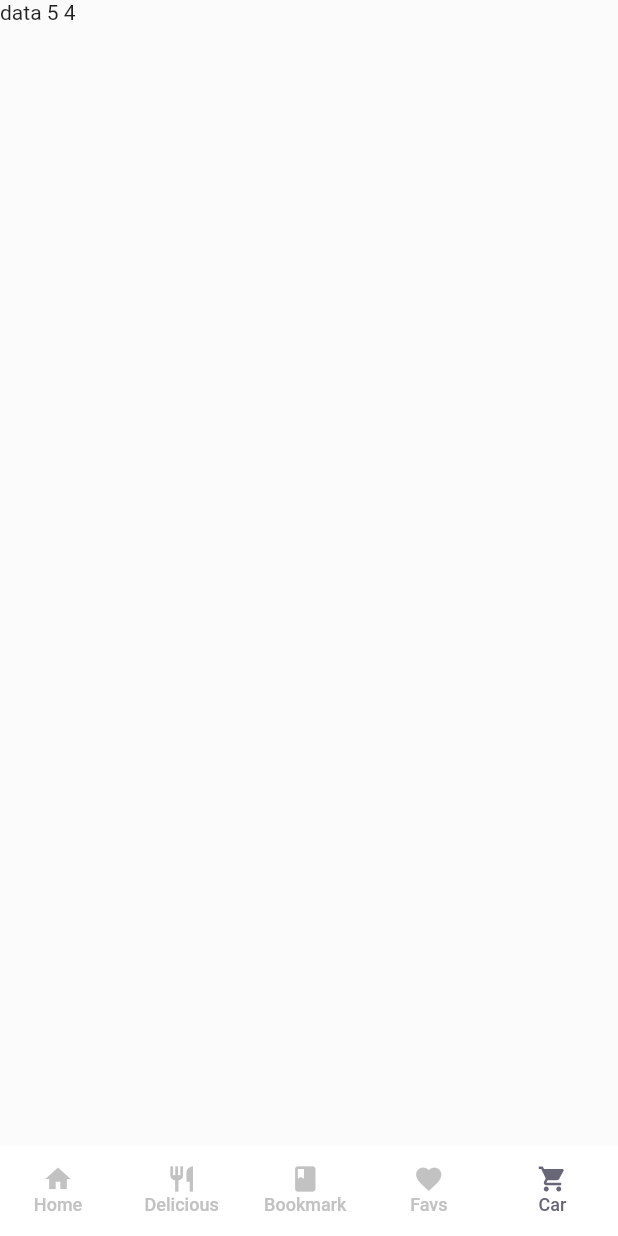
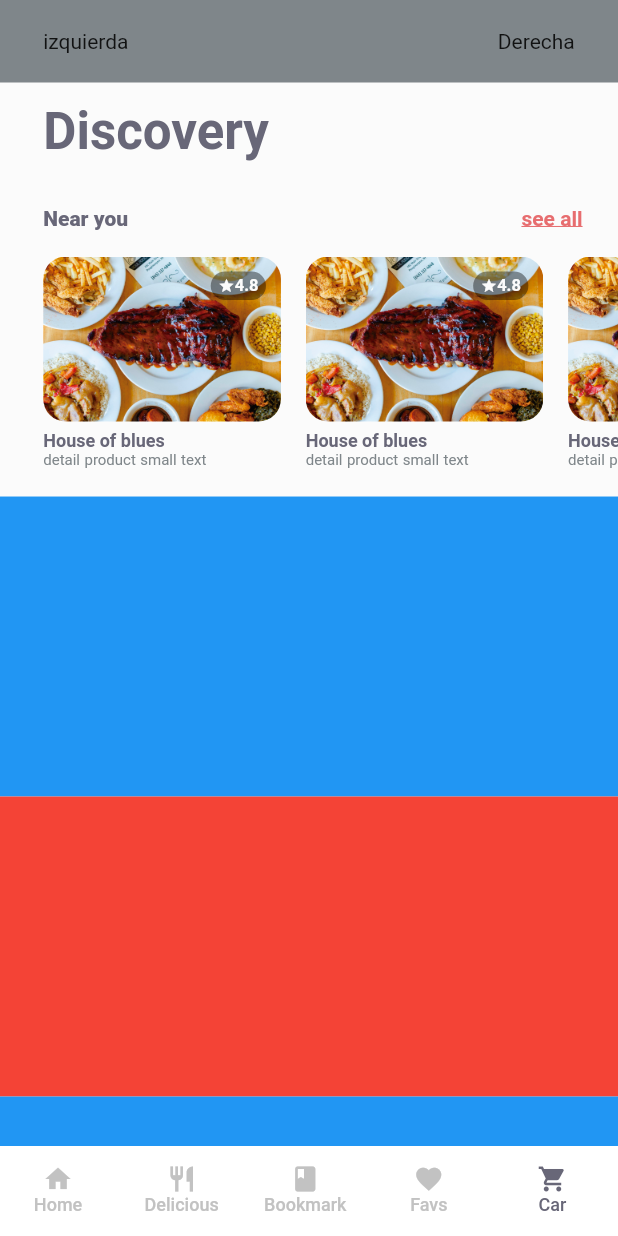
Before and after one commit to DalexisValencia/Fifth-test-app_Restaurants, a Flutter app: the screen it shows after launch, item 5 of the bottom bar chosen, on a phone screen of 412 x 824 dp. Run offline on Flutter 3.47's test engine with Material 2 defaults, Android fonts, the phone set to English and light mode, and no system bars.

Commit message:
'near you' en la sección 'Discovery

```diff
--- /dev/null
+++ b/lib/screens/disscover.dart
@@ -0,0 +1,247 @@
+import 'package:flutter/material.dart';
+
+class DiscoverScaffold extends StatefulWidget {
+  @override
+  _DiscoverScaffoldState createState() => _DiscoverScaffoldState();
+}
+
+class _DiscoverScaffoldState extends State<DiscoverScaffold> {
+  double heightAppBar = 55;
+
+  Widget _screenTitle() {
+    return Container(
+      width: MediaQuery.of(context).size.width,
+      padding: EdgeInsets.only(
+        top: MediaQuery.of(context).size.height * 0.015,
+        left: MediaQuery.of(context).size.width * 0.07,
+        right: MediaQuery.of(context).size.width * 0.07,
+        bottom: MediaQuery.of(context).size.height * 0.015,
+      ),
+      child: Text(
+        "Discovery",
+        textAlign: TextAlign.left,
+        style: Theme.of(context).textTheme.headline4.copyWith(
+            color: Theme.of(context).primaryColorDark,
+            fontWeight: FontWeight.w600),
+      ),
+    );
+  }
+
+  Widget _nearYouContainer() {
+    return NearYou();
+  }
+
+  @override
+  Widget build(BuildContext context) {
+    return SafeArea(
+      child: Container(
+        height: MediaQuery.of(context).size.height,
+        width: MediaQuery.of(context).size.width,
+        child: Stack(
+          children: <Widget>[
+            Container(
+                padding: EdgeInsets.only(top: heightAppBar),
+                color: Theme.of(context).primaryColorLight,
+                width: MediaQuery.of(context).size.width,
+                height: MediaQuery.of(context).size.height,
+                child: SingleChildScrollView(
+                  child: Column(
+                    children: <Widget>[
+                      _screenTitle(),
+                      _nearYouContainer(),
+                      Container(
+                        color: Colors.blue,
+                        height: 200,
+                      ),
+                      Container(
+                        color: Colors.red,
+                        height: 200,
+                      ),
+                      Container(
+                        color: Colors.blue,
+                        height: 200,
+                      )
+                    ],
+                  ),
+                )),
+            Positioned(
+              top: 0,
+              child: MainTopHeader(myheight: heightAppBar),
+            ),
+          ],
+        ),
+      ),
+    );
+  }
+}
+
+class MainTopHeader extends StatefulWidget {
+  final double myheight;
+  MainTopHeader({this.myheight});
+  @override
+  _MainTopHeaderState createState() => _MainTopHeaderState();
+}
+
+class _MainTopHeaderState extends State<MainTopHeader> {
+  @override
+  Widget build(BuildContext context) {
+    return Container(
+      width: MediaQuery.of(context).size.width,
+      padding: EdgeInsets.only(
+          left: MediaQuery.of(context).size.width * 0.07,
+          right: MediaQuery.of(context).size.width * 0.07),
+      height: widget.myheight,
+      color: Theme.of(context).primaryColor,
+      child: Row(
+        mainAxisAlignment: MainAxisAlignment.spaceBetween,
+        children: <Widget>[Text("izquierda"), Text("Derecha")],
+      ),
+    );
+  }
+}
+
+class NearYou extends StatefulWidget {
+  @override
+  _NearYouState createState() => _NearYouState();
+}
+
+class _NearYouState extends State<NearYou> {
+  Widget _header() {
+    return Container(
+      padding: EdgeInsets.fromLTRB(
+          MediaQuery.of(context).size.width * 0.07,
+          MediaQuery.of(context).size.height * 0.002,
+          0,
+          MediaQuery.of(context).size.height * 0.002),
+      child: Row(
+        mainAxisAlignment: MainAxisAlignment.spaceBetween,
+        children: <Widget>[
+          Text(
+            "Near you",
+            style: Theme.of(context).textTheme.bodyText1.copyWith(
+                fontWeight: FontWeight.w800,
+                color: Theme.of(context).primaryColorDark),
+          ),
+          MaterialButton(
+            padding: EdgeInsets.all(0),
+            splashColor: Theme.of(context).buttonColor,
+            height: 25,
+            shape:
+                RoundedRectangleBorder(borderRadius: BorderRadius.circular(15)),
+            onPressed: () {},
+            child: Text(
+              "see all",
+              style: Theme.of(context).textTheme.bodyText1.copyWith(
+                  color: Theme.of(context).buttonColor,
+                  fontWeight: FontWeight.w700,
+                  decoration: TextDecoration.underline),
+            ),
+          ),
+        ],
+      ),
+    );
+  }
+
+  Widget _suggestions() {
+    return Container(
+      // color: Colors.amber,
+      height: 160,
+      width: MediaQuery.of(context).size.width,
+      padding: EdgeInsets.only(left: MediaQuery.of(context).size.width * 0.07),
+      child: ListView.builder(
+          scrollDirection: Axis.horizontal,
+          itemCount: 10,
+          itemBuilder: (BuildContext context, int index) {
+            return _suggestionsCards(index);
+          }),
+    );
+  }
+
+  Widget _suggestionsCards(index) {
+    return Container(
+      // color: Colors.red,
+      margin: EdgeInsets.only(
+          right: index < 9 ? MediaQuery.of(context).size.width * 0.04 : 5),
+      width: MediaQuery.of(context).size.width / 2.6,
+      child: Column(
+        children: <Widget>[
+          Container(
+            width: MediaQuery.of(context).size.width / 2.6,
+            height: 110,
+            decoration: BoxDecoration(
+                // color: Colors.amberAccent,
+                borderRadius: BorderRadius.circular(15),
+                image: DecorationImage(
+                    fit: BoxFit.cover,
+                    image: ExactAssetImage('assets/banner/sould-food.png'))),
+            child: Stack(
+              children: <Widget>[
+                Positioned(
+                  top: 10,
+                  right: 10,
+                  child: Container(
+                    decoration: BoxDecoration(
+                        color: Colors.black.withOpacity(0.4),
+                        borderRadius: BorderRadius.circular(15)),
+                    padding: EdgeInsets.symmetric(horizontal: 5, vertical: 3),
+                    child: Row(
+                      children: <Widget>[
+                        Icon(
+                          Icons.star,
+                          color: Theme.of(context).primaryColorLight,
+                          size: 11,
+                        ),
+                        Text(
+                          "4.8",
+                          style: Theme.of(context).textTheme.caption.copyWith(
+                              fontWeight: FontWeight.w600,
+                              fontSize: 11,
+                              color: Theme.of(context).primaryColorLight),
+                        )
+                      ],
+                    ),
+                  ),
+                )
+              ],
+            ),
+          ),
+          Container(
+            width: MediaQuery.of(context).size.width / 2.6,
+            padding: EdgeInsets.only(top: 6),
+            child: Column(
+              // mainAxisAlignment: ,
+              // mainAxisAlignment: MainAxisAlignment.start,
+              crossAxisAlignment: CrossAxisAlignment.start,
+              children: <Widget>[
+                Text(
+                  'House of blues',
+                  textAlign: TextAlign.start,
+                  style: Theme.of(context).textTheme.caption.copyWith(
+                      color: Theme.of(context).primaryColorDark,
+                      fontWeight: FontWeight.w700),
+                ),
+                FittedBox(
+                    fit: BoxFit.scaleDown,
+                    child: Text(
+                      'detail product small text',
+                      style: Theme.of(context).textTheme.caption.copyWith(
+                          wordSpacing: 0.5,
+                          fontSize: 10,
+                          fontWeight: FontWeight.w400,
+                          color: Theme.of(context).primaryColor),
+                    ))
+              ],
+            ),
+          )
+        ],
+      ),
+    );
+  }
+
+  @override
+  Widget build(BuildContext context) {
+    return Column(
+      children: <Widget>[_header(), _suggestions()],
+    );
+  }
+}
--- a/lib/screens/home.dart
+++ b/lib/screens/home.dart
@@ -1,4 +1,5 @@
 import 'package:fith_app__restaurant/interfaces/categories.dart';
+import 'package:fith_app__restaurant/screens/disscover.dart';
 import 'package:fith_app__restaurant/screens/plate.detail.dart';
 import 'package:fith_app__restaurant/screens/restaurant.details.dart';
 import 'package:flutter/material.dart';
@@ -48,7 +49,7 @@ class _MainTabsState extends State<MainTabs> {
                 child: PlateDetailWrapper(),
               ),
               Container(
-                child: Text('data 5 $tabStateInit'),
+                child: DiscoverScaffold(),
               )
             ],
           ),
```
